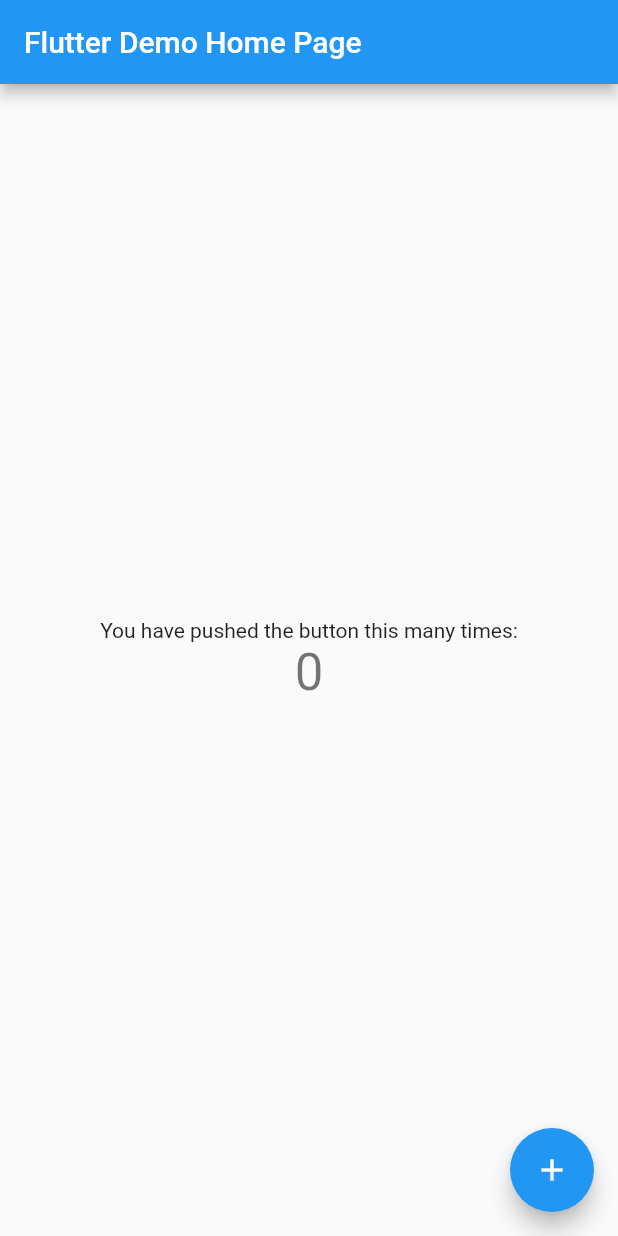
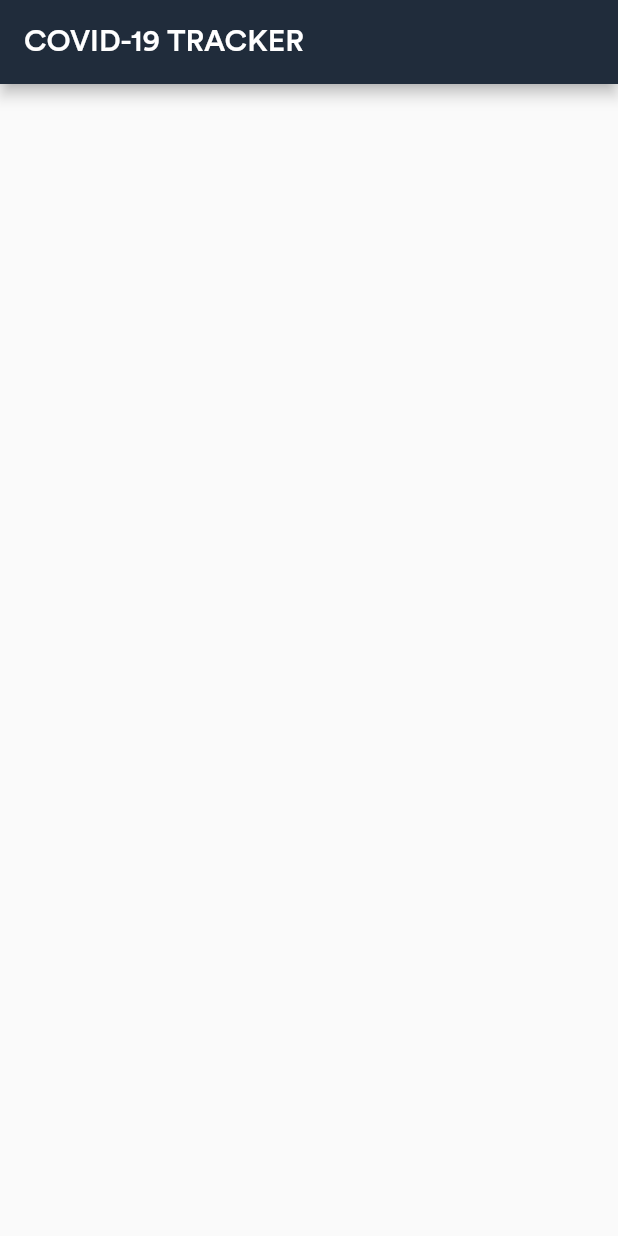
Before and after one commit to DaminduSandaruwan/COVID-19-Tracker, a Flutter app: the screen it shows after launch, on a phone screen of 412 x 824 dp. Run offline on Flutter 3.47's test engine with Material 2 defaults, Android fonts, the phone set to English and light mode, and no system bars.

Commit message:
create basics

```diff
--- /dev/null
+++ b/lib/datasource.dart
@@ -0,0 +1,69 @@
+import 'package:flutter/material.dart';
+
+Color primaryBlack = Color(0xff202c3b);
+
+class DataSource {
+  static String quote =
+      "Nothing in life is to be feared, it is only to be understood. Now is the time to understand more, so that we may fear less.";
+
+  static List questionAnswers = [
+    {
+      "question": "What is a coronavirus?",
+      "answer":
+          "Coronaviruses are a large family of viruses which may cause illness in animals or humans.  In humans, several coronaviruses are known to cause respiratory infections ranging from the common cold to more severe diseases such as Middle East Respiratory Syndrome (MERS) and Severe Acute Respiratory Syndrome (SARS). The most recently discovered coronavirus causes coronavirus disease COVID-19."
+    },
+    {
+      "question": "What is COVID-19?",
+      "answer":
+          "COVID-19 is the infectious disease caused by the most recently discovered coronavirus. This new virus and disease were unknown before the outbreak began in Wuhan, China, in December 2019."
+    },
+    {
+      "question": "What are the symptoms of COVID-19?",
+      "answer":
+          "The most common symptoms of COVID-19 are fever, tiredness, and dry cough. Some patients may have aches and pains, nasal congestion, runny nose, sore throat or diarrhea. These symptoms are usually mild and begin gradually. Some people become infected but don’t develop any symptoms and don't feel unwell. Most people (about 80%) recover from the disease without needing special treatment. Around 1 out of every 6 people who gets COVID-19 becomes seriously ill and develops difficulty breathing. Older people, and those with underlying medical problems like high blood pressure, heart problems or diabetes, are more likely to develop serious illness. People with fever, cough and difficulty breathing should seek medical attention."
+    },
+    {
+      "question": "How does COVID-19 spread?",
+      "answer":
+          "People can catch COVID-19 from others who have the virus. The disease can spread from person to person through small droplets from the nose or mouth which are spread when a person with COVID-19 coughs or exhales. These droplets land on objects and surfaces around the person. Other people then catch COVID-19 by touching these objects or surfaces, then touching their eyes, nose or mouth. People can also catch COVID-19 if they breathe in droplets from a person with COVID-19 who coughs out or exhales droplets. This is why it is important to stay more than 1 meter (3 feet) away from a person who is sick. \nWHO is assessing ongoing research on the ways COVID-19 is spread and will continue to share updated findings."
+    },
+    {
+      "question":
+          "Can the virus that causes COVID-19 be transmitted through the air?",
+      "answer":
+          "Studies to date suggest that the virus that causes COVID-19 is mainly transmitted through contact with respiratory droplets rather than through the air"
+    },
+    {
+      "question": "Can CoVID-19 be caught from a person who has no symptoms?",
+      "answer":
+          "The main way the disease spreads is through respiratory droplets expelled by someone who is coughing. The risk of catching COVID-19 from someone with no symptoms at all is very low. However, many people with COVID-19 experience only mild symptoms. This is particularly true at the early stages of the disease. It is therefore possible to catch COVID-19 from someone who has, for example, just a mild cough and does not feel ill.  WHO is assessing ongoing research on the period of transmission of COVID-19 and will continue to share updated findings.    "
+    },
+    {
+      "question":
+          "Can I catch COVID-19 from the feces of someone with the disease?",
+      "answer":
+          "The risk of catching COVID-19 from the feces of an infected person appears to be low. While initial investigations suggest the virus may be present in feces in some cases, spread through this route is not a main feature of the outbreak. WHO is assessing ongoing research on the ways COVID-19 is spread and will continue to share new findings. Because this is a risk, however, it is another reason to clean hands regularly, after using the bathroom and before eating."
+    },
+    {
+      "question": "How likely am I to catch COVID-19?",
+      "answer":
+          "The risk depends on where you  are - and more specifically, whether there is a COVID-19 outbreak unfolding there.\nFor most people in most locations the risk of catching COVID-19 is still low. However, there are now places around the world (cities or areas) where the disease is spreading. For people living in, or visiting, these areas the risk of catching COVID-19 is higher. Governments and health authorities are taking vigorous action every time a new case of COVID-19 is identified. Be sure to comply with any local restrictions on travel, movement or large gatherings. Cooperating with disease control efforts will reduce your risk of catching or spreading COVID-19.\nCOVID-19 outbreaks can be contained and transmission stopped, as has been shown in China and some other countries. Unfortunately, new outbreaks can emerge rapidly. It’s important to be aware of the situation where you are or intend to go. WHO publishes daily updates on the COVID-19 situation worldwide."
+    },
+    {
+      "question": "Who is at risk of developing severe illness?",
+      "answer":
+          "While we are still learning about how COVID-2019 affects people, older persons and persons with pre-existing medical conditions (such as high blood pressure, heart disease, lung disease, cancer or diabetes)  appear to develop serious illness more often than others. "
+    },
+    {
+      "question": "Should I wear a mask to protect myself?",
+      "answer":
+          "Only wear a mask if you are ill with COVID-19 symptoms (especially coughing) or looking after someone who may have COVID-19. Disposable face mask can only be used once. If you are not ill or looking after someone who is ill then you are wasting a mask. There is a world-wide shortage of masks, so WHO urges people to use masks wisely.\nWHO advises rational use of medical masks to avoid unnecessary wastage of precious resources and mis-use of masks\nThe most effective ways to protect yourself and others against COVID-19 are to frequently clean your hands, cover your cough with the bend of elbow or tissue and maintain a distance of at least 1 meter (3 feet) from people who are coughing or sneezing"
+    },
+    {
+      "question":
+          "Are antibiotics effective in preventing or treating the COVID-19?",
+      "answer":
+          "No. Antibiotics do not work against viruses, they only work on bacterial infections. COVID-19 is caused by a virus, so antibiotics do not work. Antibiotics should not be used as a means of prevention or treatment of COVID-19. They should only be used as directed by a physician to treat a bacterial infection. "
+    }
+  ];
+}
--- /dev/null
+++ b/lib/homepage.dart
@@ -0,0 +1,19 @@
+import 'package:flutter/material.dart';
+
+class HomePage extends StatefulWidget {
+  @override
+  _HomePageState createState() => _HomePageState();
+}
+
+class _HomePageState extends State<HomePage> {
+  @override
+  Widget build(BuildContext context) {
+    return Scaffold(
+      appBar: AppBar(
+        centerTitle: false,
+        title: Text("COVID-19 TRACKER"),
+      ),
+
+    );
+  }
+}
--- a/lib/main.dart
+++ b/lib/main.dart
@@ -1,111 +1,16 @@
+import 'package:covid19_app/datasource.dart';
+import 'package:covid19_app/homepage.dart';
 import 'package:flutter/material.dart';
 
-void main() => runApp(MyApp());
-
-class MyApp extends StatelessWidget {
-  // This widget is the root of your application.
-  @override
-  Widget build(BuildContext context) {
-    return MaterialApp(
-      title: 'Flutter Demo',
+void main(){
+  runApp(
+    MaterialApp(
+      debugShowCheckedModeBanner: false,
       theme: ThemeData(
-        // This is the theme of your application.
-        //
-        // Try running your application with "flutter run". You'll see the
-        // application has a blue toolbar. Then, without quitting the app, try
-        // changing the primarySwatch below to Colors.green and then invoke
-        // "hot reload" (press "r" in the console where you ran "flutter run",
-        // or simply save your changes to "hot reload" in a Flutter IDE).
-        // Notice that the counter didn't reset back to zero; the application
-        // is not restarted.
-        primarySwatch: Colors.blue,
+        fontFamily: 'Circular',
+        primaryColor: primaryBlack
       ),
-      home: MyHomePage(title: 'Flutter Demo Home Page'),
-    );
-  }
+      home: HomePage(),
+    )
+  );
 }
-
-class MyHomePage extends StatefulWidget {
-  MyHomePage({Key key, this.title}) : super(key: key);
-
-  // This widget is the home page of your application. It is stateful, meaning
-  // that it has a State object (defined below) that contains fields that affect
-  // how it looks.
-
-  // This class is the configuration for the state. It holds the values (in this
-  // case the title) provided by the parent (in this case the App widget) and
-  // used by the build method of the State. Fields in a Widget subclass are
-  // always marked "final".
-
-  final String title;
-
-  @override
-  _MyHomePageState createState() => _MyHomePageState();
-}
-
-class _MyHomePageState extends State<MyHomePage> {
-  int _counter = 0;
-
-  void _incrementCounter() {
-    setState(() {
-      // This call to setState tells the Flutter framework that something has
-      // changed in this State, which causes it to rerun the build method below
-      // so that the display can reflect the updated values. If we changed
-      // _counter without calling setState(), then the build method would not be
-      // called again, and so nothing would appear to happen.
-      _counter++;
-    });
-  }
-
-  @override
-  Widget build(BuildContext context) {
-    // This method is rerun every time setState is called, for instance as done
-    // by the _incrementCounter method above.
-    //
-    // The Flutter framework has been optimized to make rerunning build methods
-    // fast, so that you can just rebuild anything that needs updating rather
-    // than having to individually change instances of widgets.
-    return Scaffold(
-      appBar: AppBar(
-        // Here we take the value from the MyHomePage object that was created by
-        // the App.build method, and use it to set our appbar title.
-        title: Text(widget.title),
-      ),
-      body: Center(
-        // Center is a layout widget. It takes a single child and positions it
-        // in the middle of the parent.
-        child: Column(
-          // Column is also a layout widget. It takes a list of children and
-          // arranges them vertically. By default, it sizes itself to fit its
-          // children horizontally, and tries to be as tall as its parent.
-          //
-          // Invoke "debug painting" (press "p" in the console, choose the
-          // "Toggle Debug Paint" action from the Flutter Inspector in Android
-          // Studio, or the "Toggle Debug Paint" command in Visual Studio Code)
-          // to see the wireframe for each widget.
-          //
-          // Column has various properties to control how it sizes itself and
-          // how it positions its children. Here we use mainAxisAlignment to
-          // center the children vertically; the main axis here is the vertical
-          // axis because Columns are vertical (the cross axis would be
-          // horizontal).
-          mainAxisAlignment: MainAxisAlignment.center,
-          children: <Widget>[
-            Text(
-              'You have pushed the button this many times:',
-            ),
-            Text(
-              '$_counter',
-              style: Theme.of(context).textTheme.display1,
-            ),
-          ],
-        ),
-      ),
-      floatingActionButton: FloatingActionButton(
-        onPressed: _incrementCounter,
-        tooltip: 'Increment',
-        child: Icon(Icons.add),
-      ), // This trailing comma makes auto-formatting nicer for build methods.
-    );
-  }
-}
```
Also changed, not shown: pubspec.yaml (+9 -11 lines), fonts/CircularAir-Light.ttf (added), fonts/CircularStd-Bold.ttf (added), fonts/CircularStd-Medium.ttf (added).
